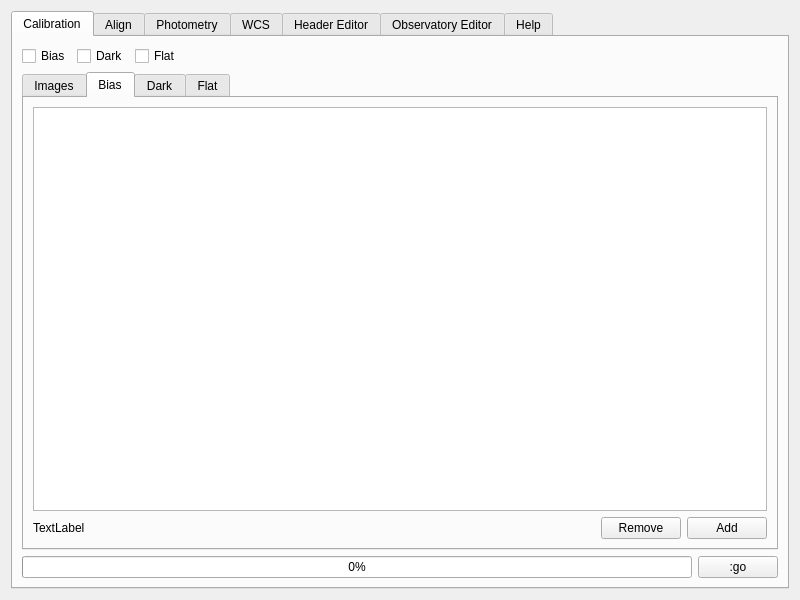
Old version of the form MYRafV2.ui in the repository yucelkilic/myrafproject.
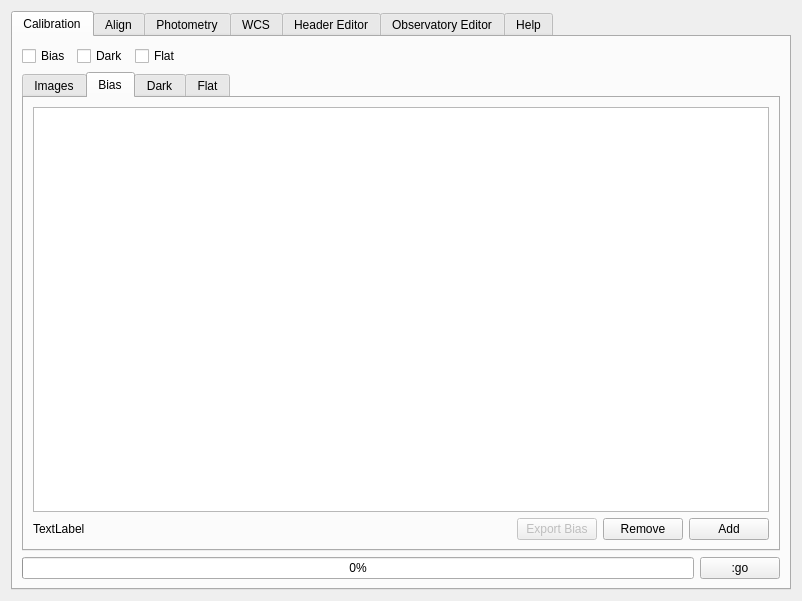
New version of the form. The open tabs and pages were chosen to show the change. Icons and pictures are not drawn.

Diff of the .ui file:
```diff
--- a/MYRafV2.ui
+++ b/MYRafV2.ui
@@ -6,8 +6,8 @@
    <rect>
     <x>0</x>
     <y>0</y>
-    <width>800</width>
-    <height>600</height>
+    <width>802</width>
+    <height>601</height>
    </rect>
   </property>
   <property name="minimumSize">
@@ -155,7 +155,7 @@
            <string>Bias</string>
           </attribute>
           <layout class="QGridLayout" name="gridLayout_4">
-           <item row="0" column="0" colspan="3">
+           <item row="0" column="0" colspan="4">
             <widget class="QListWidget" name="listWidget_2">
              <property name="selectionMode">
               <enum>QAbstractItemView::ExtendedSelection</enum>
@@ -170,6 +170,22 @@
             </widget>
            </item>
            <item row="1" column="1">
+            <widget class="QPushButton" name="pushButton_10">
+             <property name="enabled">
+              <bool>false</bool>
+             </property>
+             <property name="sizePolicy">
+              <sizepolicy hsizetype="Fixed" vsizetype="Fixed">
+               <horstretch>0</horstretch>
+               <verstretch>0</verstretch>
+              </sizepolicy>
+             </property>
+             <property name="text">
+              <string>Export Bias</string>
+             </property>
+            </widget>
+           </item>
+           <item row="1" column="2">
             <widget class="QPushButton" name="pushButton_5">
              <property name="sizePolicy">
               <sizepolicy hsizetype="Fixed" vsizetype="Fixed">
@@ -186,7 +202,7 @@
              </property>
             </widget>
            </item>
-           <item row="1" column="2">
+           <item row="1" column="3">
             <widget class="QPushButton" name="pushButton_4">
              <property name="sizePolicy">
               <sizepolicy hsizetype="Fixed" vsizetype="Fixed">
```
Left out of the diff: 362 changed lines with no effect on the pictures.
